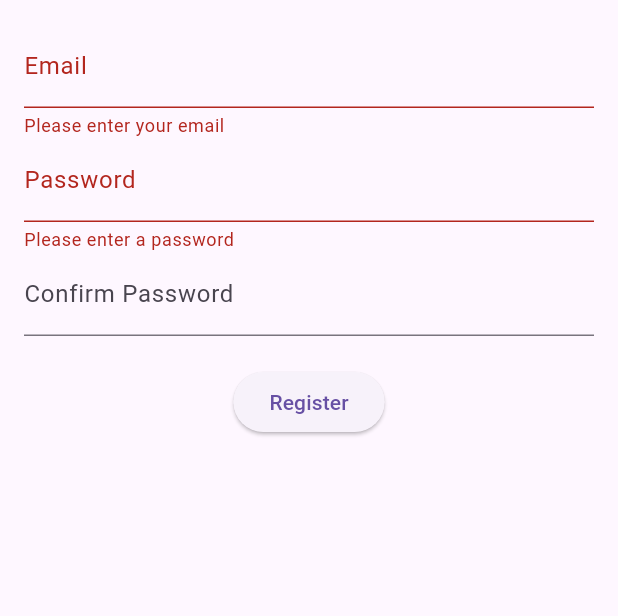
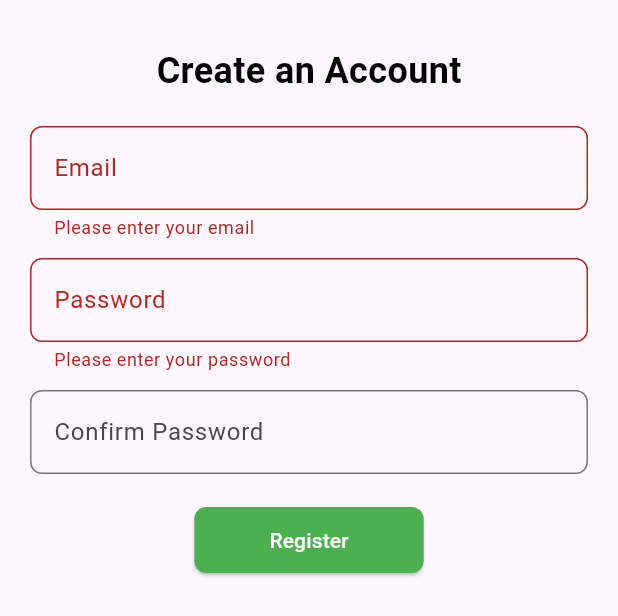
Before and after one commit to Abylaikhan-Bari/Platform-Mobile, a Flutter app: the RegisterComponent widget shown alone on an empty page, opened directly, after a tap on "Register", on a phone screen of 412 x 824 dp. Shown: the top 616 px of the screen. Run offline on Flutter 3.47's test engine with Material 3 defaults, Android fonts, the phone set to English and light mode, and no system bars; our stand-ins replace bloc, cloud_firestore, firebase_auth, firebase_core, flutter_bloc; accounts and stored records are empty.

Commit message:
Minor UI updates

```diff
--- a/lib/presentation/screens/components/register_component.dart
+++ b/lib/presentation/screens/components/register_component.dart
@@ -1,5 +1,5 @@
 import 'package:flutter/material.dart';
-import 'package:provider/provider.dart'; // Import added
+import 'package:provider/provider.dart';
 import '../../../data/repositories/auth_repository.dart';
 
 class RegisterComponent extends StatefulWidget {
@@ -19,54 +19,41 @@ class _RegisterComponentState extends State<RegisterComponent> {
   @override
   Widget build(BuildContext context) {
     return Padding(
-      padding: const EdgeInsets.all(16.0),
+      padding: const EdgeInsets.symmetric(horizontal: 20, vertical: 30),
       child: Form(
         key: _formKey,
         child: Column(
           children: [
+            Text(
+              "Create an Account",
+              style: TextStyle(fontSize: 24, fontWeight: FontWeight.bold, color: Colors.black),
+            ),
+            const SizedBox(height: 20),
             TextFormField(
               controller: _emailController,
-              decoration: const InputDecoration(labelText: 'Email'),
+              decoration: _inputDecoration("Email"),
               keyboardType: TextInputType.emailAddress,
-              validator: (value) {
-                if (value == null || value.isEmpty) {
-                  return 'Please enter your email';
-                }
-                if (!RegExp(r'^[\w-\.]+@([\w-]+\.)+[\w-]{2,4}$').hasMatch(value)) {
-                  return 'Please enter a valid email';
-                }
-                return null;
-              },
+              validator: _validateEmail,
             ),
+            const SizedBox(height: 12),
             TextFormField(
               controller: _passwordController,
-              decoration: const InputDecoration(labelText: 'Password'),
+              decoration: _inputDecoration("Password"),
               obscureText: true,
-              validator: (value) {
-                if (value == null || value.isEmpty) {
-                  return 'Please enter a password';
-                }
-                if (value.length < 6) {
-                  return 'Password must be at least 6 characters';
-                }
-                return null;
-              },
+              validator: _validatePassword,
             ),
+            const SizedBox(height: 12),
             TextFormField(
               controller: _confirmPasswordController,
-              decoration: const InputDecoration(labelText: 'Confirm Password'),
+              decoration: _inputDecoration("Confirm Password"),
               obscureText: true,
-              validator: (value) {
-                if (value != _passwordController.text) {
-                  return 'Passwords do not match';
-                }
-                return null;
-              },
+              validator: _validateConfirmPassword,
             ),
             const SizedBox(height: 20),
             _isLoading
-                ? const CircularProgressIndicator()
+                ? const CircularProgressIndicator(color: Colors.green)
                 : ElevatedButton(
+              style: _buttonStyle(),
               onPressed: _handleRegistration,
               child: const Text('Register'),
             ),
@@ -92,7 +79,7 @@ class _RegisterComponentState extends State<RegisterComponent> {
           ScaffoldMessenger.of(context).showSnackBar(
             const SnackBar(content: Text('Registration successful!')),
           );
-          Navigator.pop(context); // Return to auth screen
+          Navigator.pop(context);
         }
       } catch (e) {
         if (mounted) {
@@ -108,6 +95,26 @@ class _RegisterComponentState extends State<RegisterComponent> {
     }
   }
 
+  InputDecoration _inputDecoration(String label) {
+    return InputDecoration(
+      labelText: label,
+      border: OutlineInputBorder(borderRadius: BorderRadius.circular(8)),
+    );
+  }
+
+  String? _validateEmail(String? value) => value == null || value.isEmpty ? 'Please enter your email' : null;
+  String? _validatePassword(String? value) => value == null || value.isEmpty ? 'Please enter your password' : null;
+  String? _validateConfirmPassword(String? value) => value != _passwordController.text ? 'Passwords do not match' : null;
+
+  ButtonStyle _buttonStyle() {
+    return ElevatedButton.styleFrom(
+      backgroundColor: Colors.green,
+      foregroundColor: Colors.white,
+      padding: const EdgeInsets.symmetric(vertical: 12, horizontal: 50),
+      shape: RoundedRectangleBorder(borderRadius: BorderRadius.circular(8)),
+    );
+  }
+
   @override
   void dispose() {
     _emailController.dispose();
```
Also changed, not shown: lib/presentation/screens/auth_screen.dart (+49 -17 lines), lib/presentation/screens/components/login_component.dart (+84 -20 lines).
